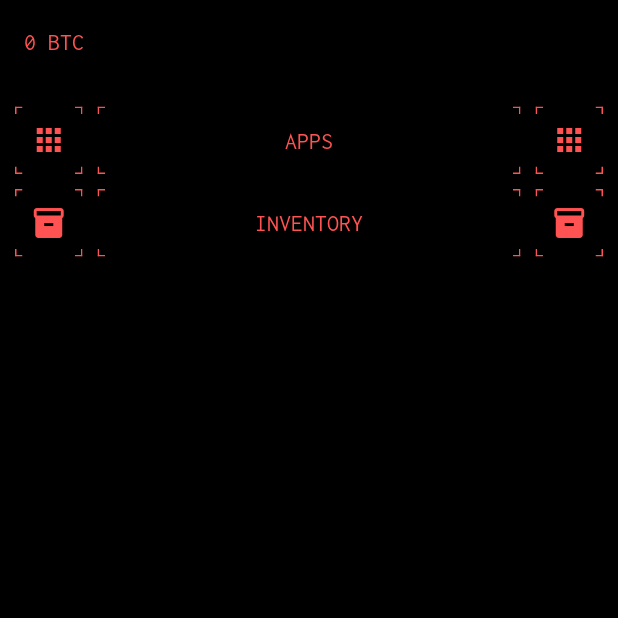
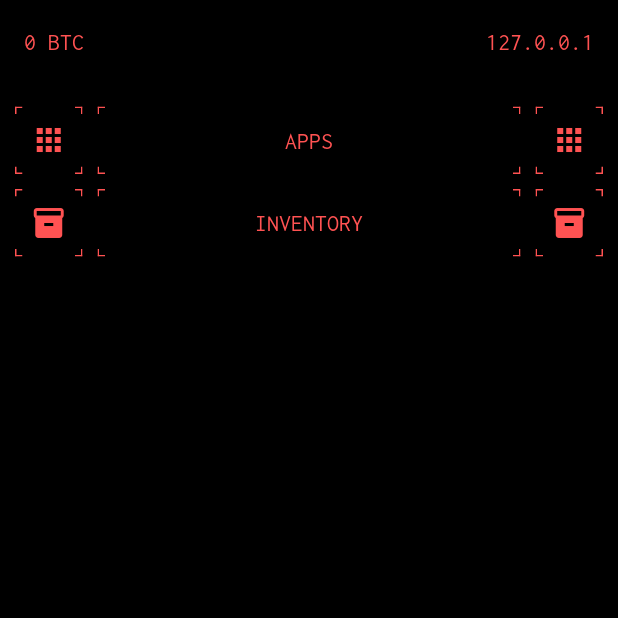
Before and after one commit to fear404-png/synt, a Flutter app: the screen it shows after launch, swiped to page 3, on a phone screen of 412 x 824 dp, the top half of it. Run offline on Flutter 3.47's test engine with Material 2 defaults, Android fonts, the phone set to English and light mode, and no system bars; our stand-ins replace bloc, flutter_bloc, flutter_svg.

Commit message:
Изменение анимаций

```diff
--- a/lib/data/player.dart
+++ b/lib/data/player.dart
@@ -1,3 +1,4 @@
 abstract class Player {
   static int btc = 0;
+  static String userIp = "127.0.0.1";
 }
--- a/lib/pages/components/processes_item.dart
+++ b/lib/pages/components/processes_item.dart
@@ -26,7 +26,7 @@ class ProcessesItemWidget extends StatelessWidget {
       builder: (context, state) {
         return Row(
           children: [
-            const CustomContainer(
+            CustomContainer(
                 width: 60,
                 height: 60,
                 child: Icon(
--- a/lib/pages/components/store_item.dart
+++ b/lib/pages/components/store_item.dart
@@ -78,7 +78,7 @@ class _StoreItemWidgetState extends State<StoreItemWidget> {
                     .add(RemoveBtc(widget.price));
                 Scaffold.of(context).showSnackBar(SnackBar(
                     duration: const Duration(milliseconds: 1200),
-                    backgroundColor: AppColors.background,
+                    backgroundColor: Colors.transparent,
                     content: Text(
                       "You have purchased a ${widget.title} for ${widget.price} btc",
                       style: AppTextStyle.textStyleHeader,
@@ -97,11 +97,14 @@ class _StoreItemWidgetState extends State<StoreItemWidget> {
             onTapUp: (TapUpDetails t) => setState(() => isNotPress = true),
             onTapCancel: () => setState(() => isNotPress = true),
             child: CustomContainer(
+                color: isNotPress ? AppColors.background : AppColors.accent,
                 crossAxisAlignment: CrossAxisAlignment.center,
                 child: Container(
                   child: Text(
                     isNotPress ? "${widget.price} BTC" : "BUY",
-                    style: AppTextStyle.textStyle,
+                    style: isNotPress
+                        ? AppTextStyle.textStyle
+                        : AppTextStyle.negativeTextStyle,
                     maxLines: 1,
                   ),
                 ),
--- a/lib/pages/components/synt_page_item.dart
+++ b/lib/pages/components/synt_page_item.dart
@@ -34,22 +34,27 @@ class _SyntPageItemState extends State<SyntPageItem> {
         child: Row(
           children: [
             CustomContainer(
+                color: isNotPress ? AppColors.background : AppColors.accent,
                 width: isNotPress ? 45 : 35,
                 height: 45,
                 child: widget.icon,
                 crossAxisAlignment: CrossAxisAlignment.center),
-            AppPaddings.defaultSizedBoxWidth,
+            isNotPress ? AppPaddings.defaultSizedBoxWidth : SizedBox(),
             Expanded(
                 child: CustomContainer(
+              color: isNotPress ? AppColors.background : AppColors.accent,
               height: 45,
               child: Text(
                 widget.name,
-                style: AppTextStyle.textStyleHeader,
+                style: isNotPress
+                    ? AppTextStyle.textStyleHeader
+                    : AppTextStyle.negativeTextStyle,
               ),
               crossAxisAlignment: CrossAxisAlignment.center,
             )),
-            AppPaddings.defaultSizedBoxWidth,
+            isNotPress ? AppPaddings.defaultSizedBoxWidth : SizedBox(),
             CustomContainer(
+                color: isNotPress ? AppColors.background : AppColors.accent,
                 width: isNotPress ? 45 : 35,
                 height: 45,
                 child: widget.icon,
--- a/lib/pages/main_screen_widget.dart
+++ b/lib/pages/main_screen_widget.dart
@@ -1,6 +1,7 @@
 import 'package:flutter/material.dart';
 import 'package:flutter_bloc/flutter_bloc.dart';
 import 'package:synt/blocs/appbar_bloc/appbar_bloc.dart';
+import 'package:synt/data/player.dart';
 
 import 'package:synt/theme/app_colors.dart';
 import 'package:synt/theme/app_info.dart';
@@ -72,9 +73,18 @@ class _MainScreenWidgetState extends State<MainScreenWidget> {
         appBar: AppBar(
           title: BlocBuilder<AppbarBloc, AppbarState>(
             builder: (context, state) {
-              return Text(
-                "${state.btc} BTC",
-                style: AppTextStyle.textStyleHeader,
+              return Row(
+                mainAxisAlignment: MainAxisAlignment.spaceBetween,
+                children: [
+                  Text(
+                    "${state.btc} BTC",
+                    style: AppTextStyle.textStyleHeader,
+                  ),
+                  Text(
+                    Player.userIp,
+                    style: AppTextStyle.textStyleHeader,
+                  )
+                ],
               );
             },
           ),
--- a/lib/until/app_containers.dart
+++ b/lib/until/app_containers.dart
@@ -25,23 +25,25 @@ class CustomContainer extends StatelessWidget {
   final Widget child;
   final double? width;
   final double? height;
+  Color? color = AppColors.background;
   final CrossAxisAlignment crossAxisAlignment;
-  const CustomContainer(
+  CustomContainer(
       {Key? key,
       required this.child,
       this.width,
       this.height,
-      required this.crossAxisAlignment})
+      required this.crossAxisAlignment,
+      this.color})
       : super(key: key);
 
   @override
   Widget build(BuildContext context) {
     return AnimatedContainer(
       duration: const Duration(milliseconds: 200),
-      curve: Curves.linearToEaseOut,
+      curve: Curves.fastLinearToSlowEaseIn,
       width: width,
       height: height,
-      color: AppColors.background,
+      color: color,
       child: Column(
         crossAxisAlignment: this.crossAxisAlignment,
         mainAxisAlignment: MainAxisAlignment.spaceBetween,
--- a/lib/until/app_font_style.dart
+++ b/lib/until/app_font_style.dart
@@ -7,4 +7,9 @@ abstract class AppTextStyle {
       TextStyle(color: AppColors.accent, fontSize: 14, fontFamily: "Console");
   static const textStyleHeader =
       TextStyle(color: AppColors.accent, fontSize: 16, fontFamily: "Console");
+
+  static const negativeTextStyle = TextStyle(
+      color: AppColors.background, fontSize: 14, fontFamily: "Console");
+  static const negativeTextStyleTextStyleHeader = TextStyle(
+      color: AppColors.background, fontSize: 16, fontFamily: "Console");
 }
```
